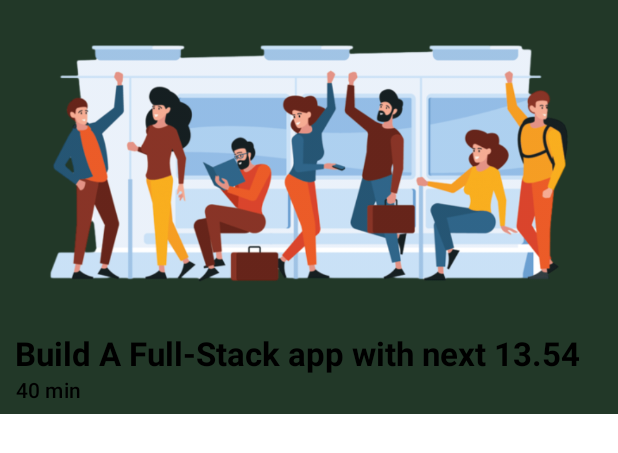
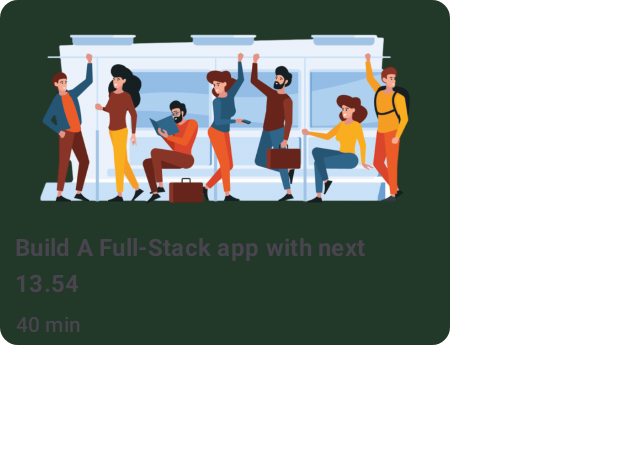
Before and after one commit to Chaos-19/DailyNugget_App, an Android app built with Jetpack Compose: the @Preview function CardComponentPreview, on a phone screen of 412 x 824 dp. Shown: the top 453 px of the screen. Run offline under Robolectric (Android 15) with nearby library versions, the phone set to English and light mode, and no system bars.

```diff
--- a/app/src/main/java/com/chaosdev/devbuddy/ui/home/feed/component/Card.kt
+++ b/app/src/main/java/com/chaosdev/devbuddy/ui/home/feed/component/Card.kt
@@ -7,6 +7,10 @@ import androidx.compose.foundation.layout.Spacer
 import androidx.compose.foundation.layout.fillMaxWidth
 import androidx.compose.foundation.layout.height
 import androidx.compose.foundation.layout.padding
+import androidx.compose.foundation.layout.safeContentPadding
+import androidx.compose.foundation.layout.size
+import androidx.compose.material3.Card
+import androidx.compose.material3.CardDefaults
 import androidx.compose.material3.MaterialTheme
 import androidx.compose.material3.Text
 import androidx.compose.runtime.Composable
@@ -24,9 +28,16 @@ fun CardComponent(
     title: String = "Build A Full-Stack app with next 13.54",
     time: String = "40 min"
 ) {
+
+    Card(colors = CardDefaults.cardColors(
+        containerColor = MaterialTheme.colorScheme.surfaceVariant,
+    ),
+        modifier = Modifier
+            .size(width = 300.dp, height = 230.dp)
+
+    ) {
         Column(
             modifier = Modifier
-
                 .background(color = Color(34, 56, 40))
         ) {
             Column(modifier = Modifier.padding(horizontal = 10.dp, vertical = 5.dp)) {
@@ -35,19 +46,21 @@ fun CardComponent(
                     contentDescription = "Welcome Image",
                     modifier = Modifier.fillMaxWidth()
                 )
-            Spacer(modifier = Modifier.height(10.dp))
+                Spacer(modifier = Modifier.weight(1f))
                 Text(
                     text = title,
-                style = MaterialTheme.typography.titleLarge,
+                    style = MaterialTheme.typography.titleMedium,
                     fontWeight = FontWeight.Bold,
-                textAlign = TextAlign.Center,
+                    //textAlign = TextAlign.Center,
                     modifier = Modifier
                 )
+                Spacer(modifier = Modifier.height(5.dp))
                 Text(
                     text = time,
                     style = MaterialTheme.typography.titleSmall,
                     textAlign = TextAlign.Center
                 )
+            }
         }
     }
 }
```
Also changed, not shown: app/src/main/java/com/chaosdev/devbuddy/data/model/ApiModels.kt (+14 -0 lines), app/src/main/java/com/chaosdev/devbuddy/data/network/ApiService.kt (+7 -0 lines). Lines whose indentation alone changed are shown as unchanged.
